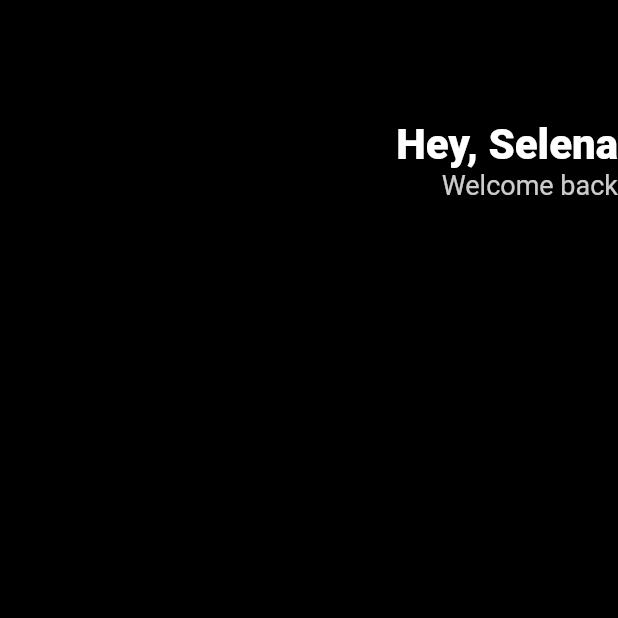
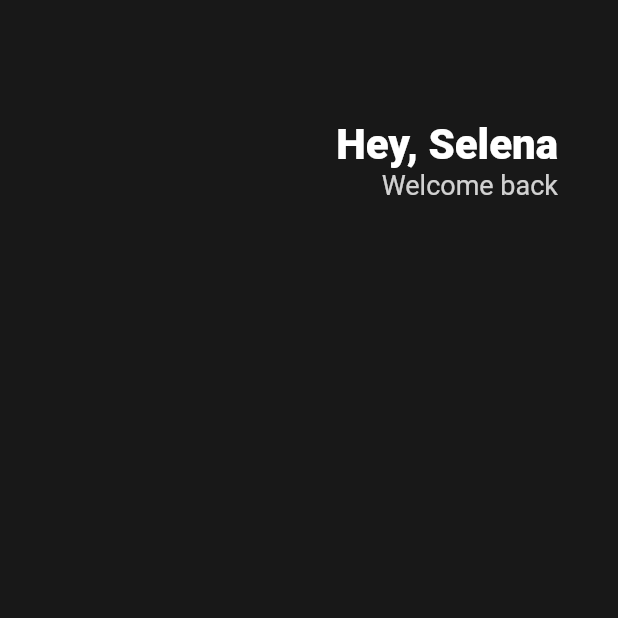
Before and after one commit to cruway/crutoon, a Flutter app: the screen it shows after launch, on a phone screen of 412 x 824 dp, the top half of it. Run offline on Flutter 3.47's test engine with Material 2 defaults, Android fonts, the phone set to English and light mode, and no system bars.

Commit message:
sample code complete

```diff
--- a/lib/main.dart
+++ b/lib/main.dart
@@ -11,8 +11,12 @@ class App extends StatelessWidget {
   Widget build(BuildContext context) {
     return MaterialApp(
       home: Scaffold(
-        backgroundColor: Colors.black,
-        body: Column(
+        backgroundColor: const Color(0xFF181818),
+        body: Padding(
+          padding: const EdgeInsets.symmetric(
+            horizontal: 40,
+          ),
+          child: Column(
             children: [
               const SizedBox(
                 height: 80,
@@ -45,6 +49,7 @@ class App extends StatelessWidget {
             ],
           ),
         ),
+      ),
     );
   }
 }
```
Lines whose indentation alone changed are shown as unchanged.
